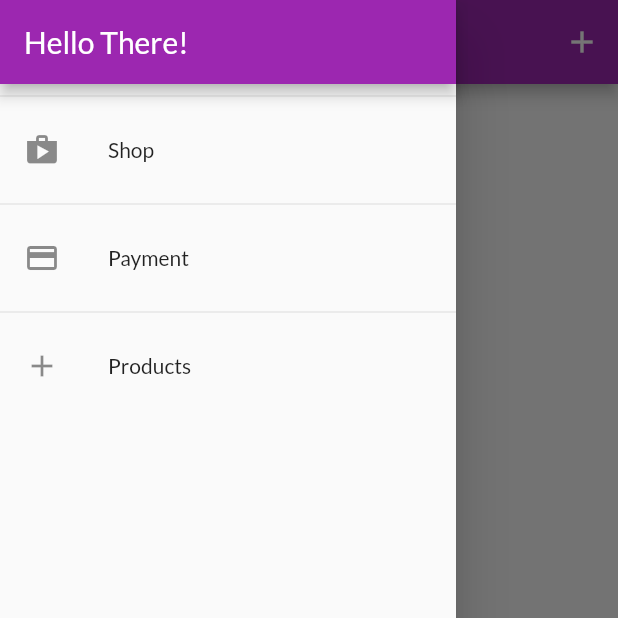
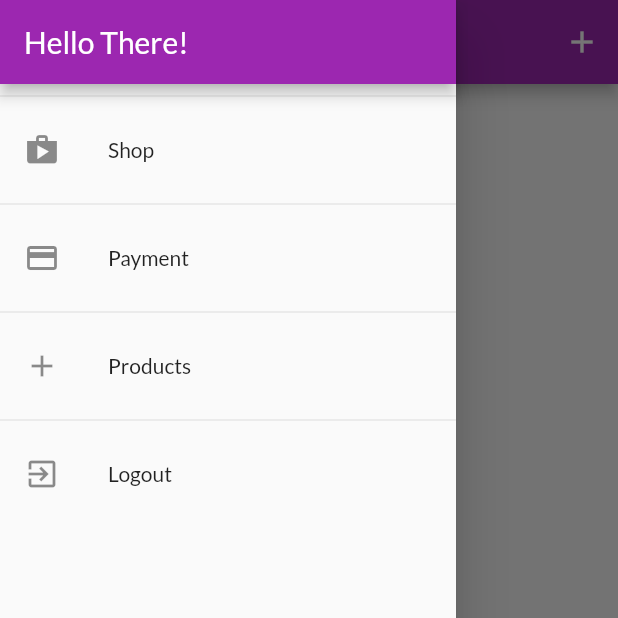
Before and after one commit to Josefrancasrod/shop_app, a Flutter app: the UserProductScreen screen opened by its route, with the side drawer open, on a phone screen of 412 x 824 dp, the top half of it. Run offline on Flutter 3.47's test engine with Material 2 defaults, Android fonts, the phone set to English and light mode, and no system bars; our stand-ins replace shared_preferences; accounts and stored records are empty.

Commit message:
Add logout functionality and Automatically loggin

```diff
--- a/lib/providers/orders.dart
+++ b/lib/providers/orders.dart
@@ -23,15 +23,16 @@ class OrderItem {
 class Orders with ChangeNotifier {
   List<OrderItem> _orders = [];
   final String authToken;
+  final String userId;
 
-  Orders(this.authToken, this._orders);
+  Orders(this.authToken, this.userId, this._orders);
 
   List<OrderItem> get orders {
     return [..._orders];
   }
 
   Future<void> fetchAndSetOrders() async {
-    final url = ApiUrl().firebaseOrders + '?auth=$authToken';
+    final url = ApiUrl(userId: userId).firebaseOrders + '?auth=$authToken';
     final response = await http.get(url);
     final List<OrderItem> loadedOrders = [];
     final extractedData = json.decode(response.body) as Map<String, dynamic>;
@@ -62,7 +63,7 @@ class Orders with ChangeNotifier {
   }
 
   Future<void> addOrders(List<CartItem> cartProducts, double total) async {
-    final url = ApiUrl().firebaseOrders + '?auth=$authToken';
+    final url = ApiUrl(userId: userId).firebaseOrders + '?auth=$authToken';
     final timestamp = DateTime.now();
     final response = await http.post(
       url,
--- a/lib/screens/user_products_screen.dart
+++ b/lib/screens/user_products_screen.dart
@@ -9,13 +9,14 @@ import '../screens/edit_product_screen.dart';
 class UserProductScreen extends StatelessWidget {
   static const routeName = '/user-product-screen';
 
-  Future<void> _refreshProducts(BuildContext context) async{
-    await Provider.of<Products>(context).fetchAndSetProducts();
+  Future<void> _refreshProducts(BuildContext context) async {
+    await Provider.of<Products>(context, listen: false)
+        .fetchAndSetProducts(true);
   }
 
   @override
   Widget build(BuildContext context) {
-    final productsData = Provider.of<Products>(context);
+    // final productsData = Provider.of<Products>(context);
 
     return Scaffold(
       drawer: AppDrawer(),
@@ -30,10 +31,17 @@ class UserProductScreen extends StatelessWidget {
           ),
         ],
       ),
-      body: RefreshIndicator(
-        onRefresh:() => _refreshProducts(context),
-
-        child: Padding(
+      body: FutureBuilder(
+        future: _refreshProducts(context),
+        builder: (ctx, snapshot) =>
+            snapshot.connectionState == ConnectionState.waiting
+                ? Center(
+                    child: CircularProgressIndicator(),
+                  )
+                : RefreshIndicator(
+                    onRefresh: () => _refreshProducts(context),
+                    child: Consumer<Products>(
+                      builder: (ctx, productsData, _) => Padding(
                         padding: const EdgeInsets.all(8),
                         child: ListView.builder(
                           itemCount: productsData.items.length,
@@ -50,6 +58,8 @@ class UserProductScreen extends StatelessWidget {
                         ),
                       ),
                     ),
+                  ),
+      ),
     );
   }
 }
--- a/lib/widgets/app_drawer.dart
+++ b/lib/widgets/app_drawer.dart
@@ -1,5 +1,7 @@
 import 'package:flutter/material.dart';
+import 'package:provider/provider.dart';
 
+import '../providers/auth.dart';
 import '../screens/user_products_screen.dart';
 import '../screens/orders_screen.dart';
 
@@ -37,6 +39,17 @@ class AppDrawer extends StatelessWidget {
               Navigator.of(context).pushReplacementNamed(UserProductScreen.routeName);
             },
           ),
+          Divider(),
+          ListTile(
+            leading: Icon(Icons.exit_to_app),
+            title: Text('Logout'),
+            onTap: () {
+              Navigator.of(context).pop();
+              Navigator.of(context).pushReplacementNamed('/');
+
+              Provider.of<Auth>(context, listen: false).logout();
+            },
+          ),
         ],
       ),
     );
--- a/pubspec.yaml
+++ b/pubspec.yaml
@@ -26,6 +26,7 @@ dependencies:
   provider: ^4.0.0
   intl: ^0.15.8
   http: ^0.12.1
+  shared_preferences: ^0.5.7+3
 
 
   # The following adds the Cupertino Icons font to your application.
```
Also changed, not shown: lib/main.dart (+14 -2 lines), lib/providers/auth.dart (+53 -1 lines), lib/providers/products.dart (+4 -3 lines), lib/screens/splash_screen.dart (added, +12 -0 lines), pubspec.lock. Lines whose indentation alone changed are shown as unchanged.
